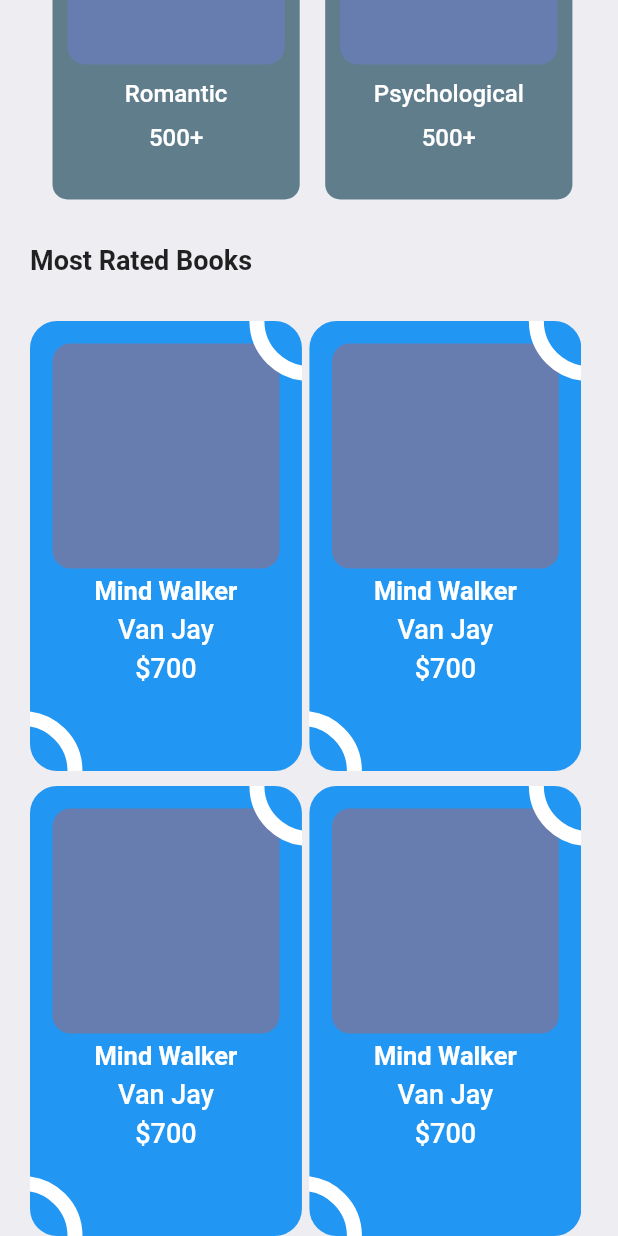
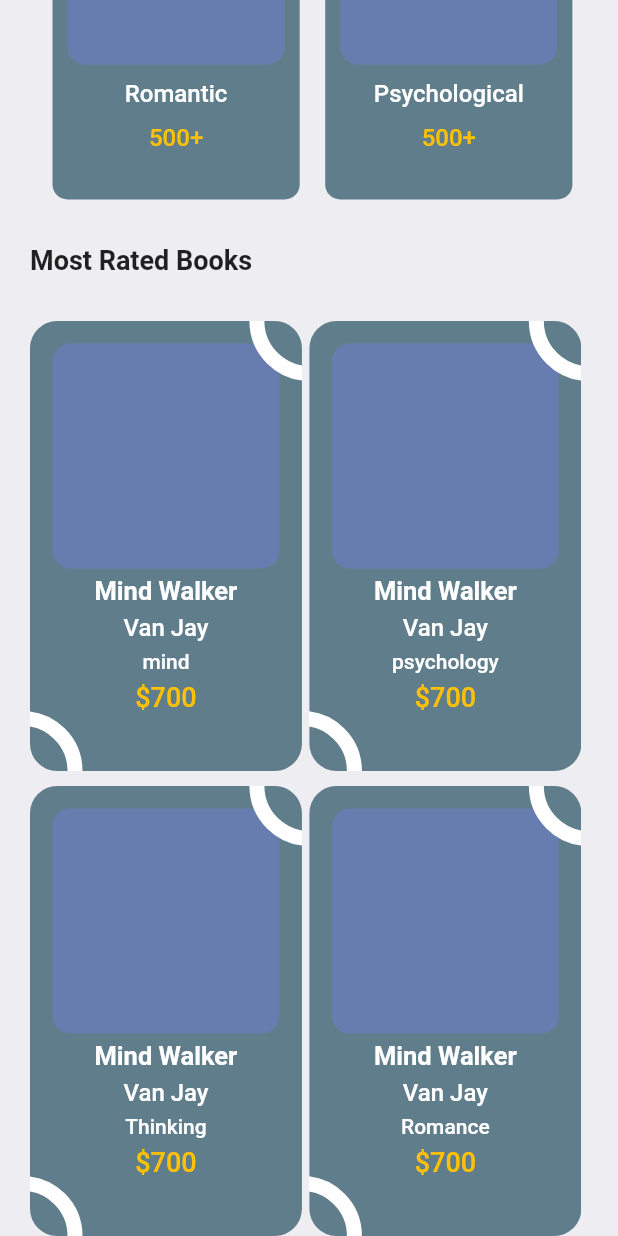
Before and after one commit to theclassical-dev/bookshop-app, a Flutter app: the HomeScreen screen opened directly, scrolled down 542 dp, on a phone screen of 412 x 824 dp. Run offline on Flutter 3.47's test engine with Material 2 defaults, Android fonts, the phone set to English and light mode, and no system bars; our stand-ins replace fluentui_icons, gap, get.

Commit message:
app_most_rated widget updated

```diff
--- a/lib/screens/home_screen.dart
+++ b/lib/screens/home_screen.dart
@@ -100,17 +100,17 @@ class HomeScreen extends StatelessWidget {
                   children: [
                     Row(
                       children: [
-                        const MostRatedBook(title: "Mind Walker", author: "Van Jay", price: "\$700"),
+                        const MostRatedBook(title: "Mind Walker", author: "Van Jay",category: "mind", price: "\$700"),
                         Gap(AppLayout.getHeight(5)),
-                        const MostRatedBook(title: "Mind Walker", author: "Van Jay", price: "\$700"),
+                        const MostRatedBook(title: "Mind Walker", author: "Van Jay", category: "psychology", price: "\$700"),
                       ],
                     ),
                     Gap(AppLayout.getHeight(10)),
                     Row(
                       children: [
-                        const MostRatedBook(title: "Mind Walker", author: "Van Jay", price: "\$700"),
+                        const MostRatedBook(title: "Mind Walker", author: "Van Jay",category: "Thinking", price: "\$700"),
                         Gap(AppLayout.getHeight(5)),
-                        const MostRatedBook(title: "Mind Walker", author: "Van Jay", price: "\$700"),
+                        const MostRatedBook(title: "Mind Walker", author: "Van Jay",category: "Romance",price: "\$700"),
                       ],
                     ),
 
--- a/lib/widgets/app_category_list.dart
+++ b/lib/widgets/app_category_list.dart
@@ -41,7 +41,7 @@ class CategoryList extends StatelessWidget {
               const Gap(10),
               Text(category['name'], style: Styles.textStyle.copyWith(color: Colors.white)),
               const Gap(10),
-              Text(category['amount'], style: Styles.textStyle.copyWith(color: Colors.white)),
+              Text(category['amount'], style: Styles.textStyle.copyWith(color: Colors.amber)),
             ],
           ),
         ),
--- a/lib/widgets/app_most_rated_widget.dart
+++ b/lib/widgets/app_most_rated_widget.dart
@@ -9,7 +9,9 @@ class MostRatedBook extends StatelessWidget {
   final String title;
   final String author;
   final String price;
-  const MostRatedBook({Key? key, required this.title, required this.author, required this.price}) : super(key: key);
+  final String category;
+
+  const MostRatedBook({Key? key, required this.title, required this.author, required this.price, required this.category}) : super(key: key);
 
   @override
   Widget build(BuildContext context) {
@@ -20,7 +22,7 @@ class MostRatedBook extends StatelessWidget {
           width: size.width*0.44,
           height: AppLayout.getHeight(300),
           decoration: BoxDecoration(
-              color: Colors.blue,
+              color: Colors.blueGrey,
               borderRadius: BorderRadius.circular(AppLayout.getHeight(18))
           ),
           padding: EdgeInsets.symmetric(vertical: AppLayout.getHeight(15), horizontal: AppLayout.getHeight(15)),
@@ -43,9 +45,11 @@ class MostRatedBook extends StatelessWidget {
               Gap(AppLayout.getHeight(5)),
               Text(title, style: Styles.headLineStyle2.copyWith(fontWeight: FontWeight.bold,color: Colors.white ),),
               Gap(AppLayout.getHeight(5)),
-              Text(author, style: Styles.headLineStyle2.copyWith(fontWeight: FontWeight.w500,color: Colors.white, fontSize: 18 ),),
+              Text(author, style: Styles.headLineStyle2.copyWith(fontWeight: FontWeight.w500,color: Colors.white, fontSize: 16 ),),
               Gap(AppLayout.getHeight(5)),
-              Text(price, style: Styles.headLineStyle2.copyWith(fontWeight: FontWeight.w500,color: Colors.white, fontSize: 18 ),),
+              Text(category, style: Styles.headLineStyle4.copyWith(fontWeight: FontWeight.w500,color: Colors.white, fontSize: 14 ),),
+              Gap(AppLayout.getHeight(5)),
+              Text(price, style: Styles.headLineStyle2.copyWith(fontWeight: FontWeight.w500,color: Colors.amber, fontSize: 18 ),),
 
 
             ],
```
